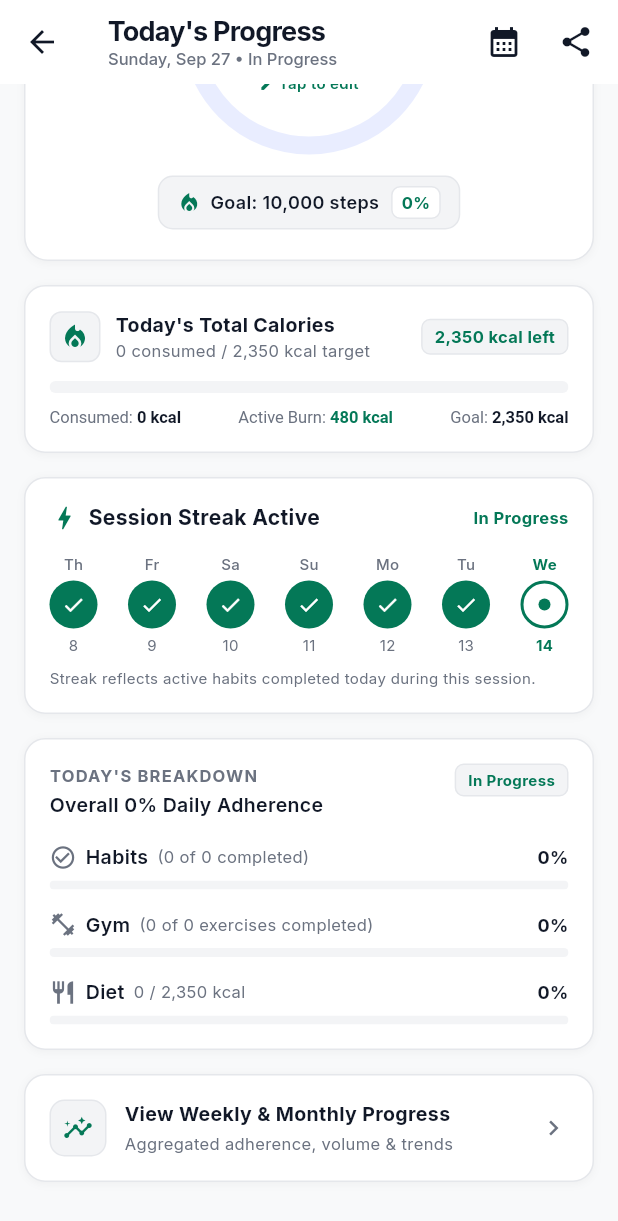
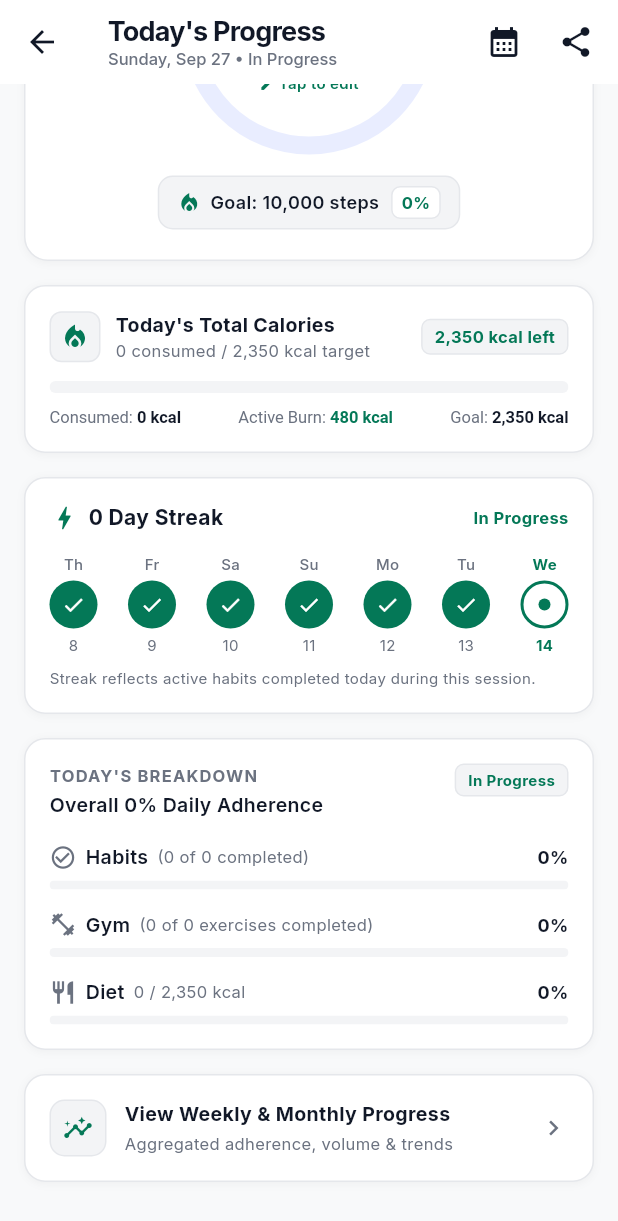
Before and after one commit to abhi1871shek-source/FitStack, a Flutter app: the ProgressTodayScreen screen opened directly, scrolled down 160 dp, on a phone screen of 412 x 824 dp. Shown: the top 1221 px of the screen. Run offline on Flutter 3.47's test engine with Material 3 defaults, Android fonts, the phone set to English and light mode, and no system bars; our stand-ins replace flutter_local_notifications, flutter_riverpod, google_fonts, shared_preferences, supabase_flutter, timezone; accounts and stored records are empty; network calls fail; key blocks and very long unbroken strings in the code were emptied for the run.

Commit message:
fix(streak): compute streak live from user history and remove hardcoded 14d fallback badge

```diff
--- a/lib/features/dashboard/screens/home_dashboard_screen.dart
+++ b/lib/features/dashboard/screens/home_dashboard_screen.dart
@@ -409,7 +409,7 @@
                               const Icon(Icons.bolt, color: Colors.orangeAccent, size: 16),
                               const SizedBox(width: 4),
                               AnimatedStreakCounter(
-                                count: currentStreak > 0 ? currentStreak : 14,
+                                count: currentStreak,
                                 suffix: 'd Streak',
                                 style: const TextStyle(
                                   fontSize: 12,
--- a/lib/features/progress/screens/progress_today_screen.dart
+++ b/lib/features/progress/screens/progress_today_screen.dart
@@ -747,9 +747,7 @@
                   const Icon(Icons.bolt, color: AppColors.primary, size: 20),
                   const SizedBox(width: 6),
                   Text(
-                    streakDays > 0
-                        ? '$streakDays Day Streak'
-                        : 'Session Streak Active',
+                    '$streakDays Day Streak',
                     style: TextStyle(
                       fontSize: 14,
                       fontWeight: FontWeight.bold,
```
Also changed, not shown: 1 other file.
